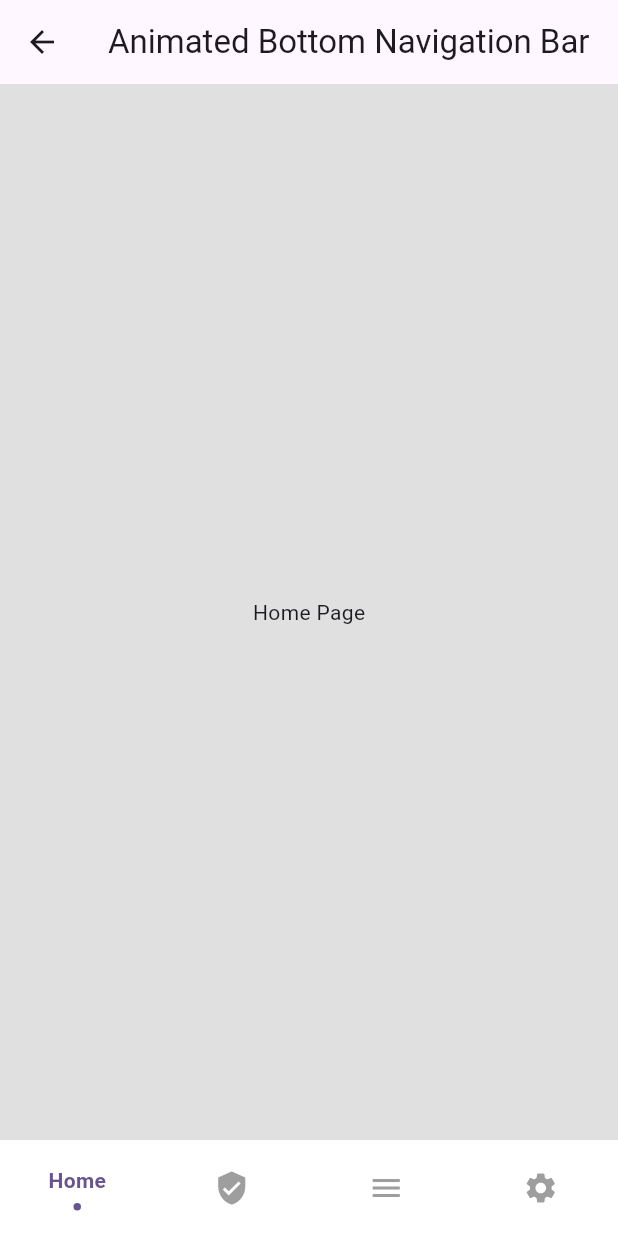
After one commit to Ridley7/ui_challenges, a Flutter app: the AnimatedBottomNavigationBar screen opened by its route, on a phone screen of 412 x 824 dp. The commit adds this screen. Run offline on Flutter 3.47's test engine with Material 3 defaults, Android fonts, the phone set to English and light mode, and no system bars.

Commit message:
Animated bottom navigation bar

```diff
--- a/lib/main.dart
+++ b/lib/main.dart
@@ -1,6 +1,7 @@
 import 'package:flutter/material.dart';
 import 'package:flutter_ui_challenges/presentation/animations/animated_list_one/animated_list_one.dart';
 
+import 'presentation/animations/animated_bottom_navigation_bar/animated_bottom_navigation_bar.dart';
 import 'presentation/animations/animations.dart';
 import 'presentation/home.dart';
 
@@ -25,6 +26,7 @@ class MyApp extends StatelessWidget {
           '/': (context) => const Home(),
           '/animations': (context) => const Animations(),
           '/animations/animated_list_one' : (context) => AnimatedListOne(),
+          '/animations/animated_bottom_navigation_bar' : (context) => AnimatedBottomNavigationBar(),
         },
     );
   }
--- /dev/null
+++ b/lib/presentation/animations/animated_bottom_navigation_bar/animated_bottom_navigation_bar.dart
@@ -0,0 +1,181 @@
+import 'package:flutter/material.dart';
+
+class AnimatedBottomNavigationBar extends StatefulWidget {
+  const AnimatedBottomNavigationBar({super.key});
+
+  @override
+  State<AnimatedBottomNavigationBar> createState() => _AnimatedBottomNavigationBarState();
+}
+
+class _AnimatedBottomNavigationBarState extends State<AnimatedBottomNavigationBar> {
+  int _currentPage = 0;
+
+  @override
+  Widget build(BuildContext context) {
+    return Scaffold(
+      appBar: AppBar(
+        title: const Text("Animated Bottom Navigation Bar"),
+      ),
+
+      backgroundColor: Colors.grey.shade300,
+      body: getPage(_currentPage),
+      bottomNavigationBar: AnimatedBottomNav(
+          currentIndex: _currentPage,
+          onChange: (index){
+            setState(() {
+              _currentPage = index;
+            });
+          },
+        )
+
+    );
+
+
+  }
+
+  getPage(int? page){
+    switch(page){
+      case 0:
+        return const Center(
+          child: Text("Home Page"),
+        );
+      case 1:
+        return const Center(
+          child: Text("Profile Page"),
+        );
+      case 2:
+        return const Center(
+          child: Text("Menu Page"),
+        );
+      case 3:
+        return const Center(
+          child: Text("Settings Page"),
+        );
+    }
+  }
+}
+
+class AnimatedBottomNav extends StatelessWidget{
+
+  const AnimatedBottomNav({super.key, this.currentIndex, this.onChange});
+
+  final int? currentIndex;
+  final Function(int)? onChange;
+
+  @override
+  Widget build(BuildContext context) {
+    // TODO: implement build
+    return Container(
+      height: 64,
+      decoration: const BoxDecoration(color: Colors.white),
+      child: Row(
+        children: [
+          Expanded(
+              child: InkWell(
+                onTap: () => onChange!(0),
+                child: BottomNavItem(
+                  icon: Icons.home,
+                  title: "Home",
+                  isActive: currentIndex == 0,
+                ),
+              )
+          ),
+
+          Expanded(
+              child: InkWell(
+                onTap: () => onChange!(1),
+                child: BottomNavItem(
+                  icon: Icons.verified_user,
+                  title: "User",
+                  isActive: currentIndex == 1,
+                ),
+              )
+          ),
+
+          Expanded(
+              child: InkWell(
+                onTap: () => onChange!(2),
+                child: BottomNavItem(
+                  icon: Icons.menu,
+                  title: "Menu",
+                  isActive: currentIndex == 2,
+                ),
+              )
+          ),
+
+          Expanded(
+              child: InkWell(
+                onTap: () => onChange!(3),
+                child: BottomNavItem(
+                  icon: Icons.settings,
+                  title: "Settings",
+                  isActive: currentIndex == 3,
+                ),
+              )
+          ),
+      ],
+    ),
+    );
+  }
+
+}
+
+class BottomNavItem extends StatelessWidget{
+  final bool isActive;
+  final IconData? icon;
+  final Color? activeColor;
+  final Color? inactiveColor;
+  final String? title;
+
+  const BottomNavItem({super.key, required this.isActive, this.icon, this.activeColor, this.inactiveColor, this.title});
+
+  @override
+  Widget build(BuildContext context) {
+    return AnimatedSwitcher(
+      transitionBuilder: (child, animation){
+        return SlideTransition(
+            position: Tween<Offset>(
+              begin: const Offset(0.0, 1.0),
+              end: Offset.zero
+            ).animate(animation),
+          child: child,
+        );
+      },
+        duration: const Duration(milliseconds: 500),
+      reverseDuration: const Duration(milliseconds: 200),
+      child: isActive
+      ? Container(
+        color: Colors.white,
+        padding: const EdgeInsets.all(8.0),
+        child: Column(
+          mainAxisAlignment: MainAxisAlignment.center,
+          children: [
+            Text(
+              title!,
+              style: TextStyle(
+                fontWeight: FontWeight.bold,
+                color: activeColor ?? Theme.of(context).primaryColor
+              ),
+            ),
+            const SizedBox(height: 5.0,),
+            Container(
+              width: 5.0,
+              height: 5.0,
+              decoration: BoxDecoration(
+                shape: BoxShape.circle,
+                color: activeColor ?? Theme.of(context).primaryColor
+              ),
+            )
+          ],
+        ),
+      )
+      :
+      Icon(
+        icon,
+        color: inactiveColor ?? Colors.grey,
+      ),
+    );
+  }
+
+
+}
--- a/lib/presentation/animations/animations.dart
+++ b/lib/presentation/animations/animations.dart
@@ -11,6 +11,12 @@ class Animations extends StatelessWidget {
         children: [
           ElevatedButton(
               onPressed: (){
+                Navigator.pushNamed(context, "/animations/animated_bottom_navigation_bar");
+              },
+              child: Text("Animated Bottom Navigation Bar")
+          ),
+          ElevatedButton(
+              onPressed: (){
                 Navigator.pushNamed(context, "/animations/animated_list_one");
               },
               child: Text("Animated List One")
```
